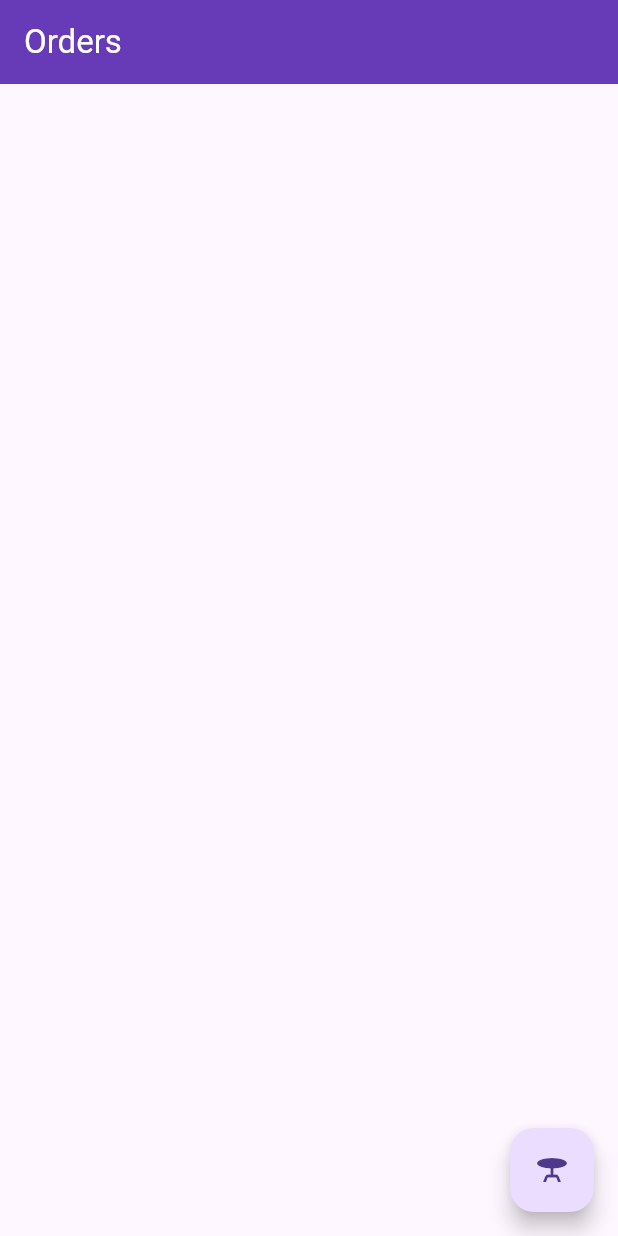
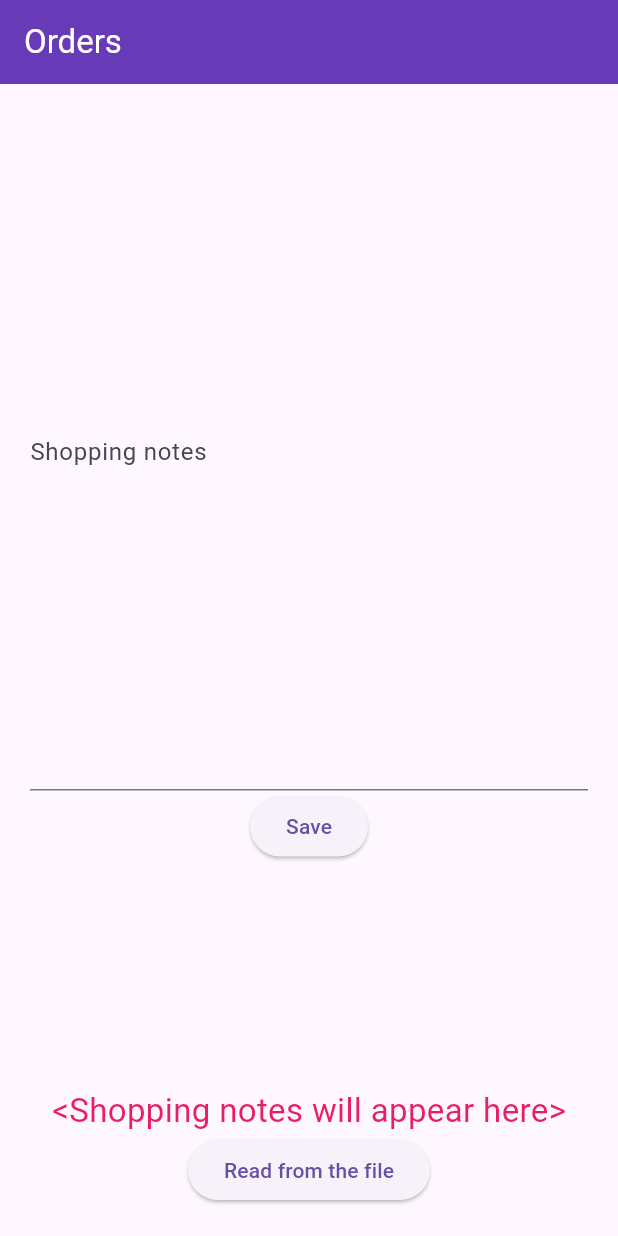
Before and after one commit to Dhannesh/app_persist, a Flutter app: the screen it shows after launch, on a phone screen of 412 x 824 dp. Run offline on Flutter 3.47's test engine with Material 3 defaults, Android fonts, the phone set to English and light mode, and no system bars; our stand-ins replace csv.

Commit message:
access files in the app doc

```diff
--- /dev/null
+++ b/lib/home_page.dart
@@ -0,0 +1,63 @@
+import 'package:app_persist/utils/file_util.dart';
+import 'package:flutter/material.dart';
+
+class HomePage extends StatefulWidget {
+  const HomePage({super.key});
+
+  @override
+  State<HomePage> createState() => _HomePageState();
+}
+
+class _HomePageState extends State<HomePage> {
+  String? _content;
+  final _textController = TextEditingController();
+  @override
+  Widget build(BuildContext context) {
+    return Scaffold(
+        appBar: AppBar(
+          title: const Text('Orders'),
+          backgroundColor: Colors.deepPurple,
+          foregroundColor: Colors.white,
+        ),
+    body: Padding(
+        padding: EdgeInsets.all(20),
+      child: Column(
+        children: [
+          Expanded(
+              child: TextField(
+                controller: _textController,
+                maxLines: null,
+                  expands: true,
+                decoration: InputDecoration(
+                  labelText: 'Shopping notes'
+                ),
+
+              )
+          ),
+          ElevatedButton(onPressed: (){
+            FileUtil.writeNote(_textController.text);
+            _textController.clear();
+          }, child: Text('Save')
+          ),
+          const SizedBox(
+            height: 150,
+          ),
+          Align(
+            alignment: Alignment.center,
+            child: Text(_content ?? '<Shopping notes will appear here>', style: TextStyle(fontSize: 22, color: Colors.pink),),
+          ),
+          ElevatedButton(
+              onPressed: () async {
+                _content = await FileUtil.readNote();
+                setState(() {
+                });
+              },
+              child: Text('Read from the file'))
+
+        ],
+      ),
+    )
+    );
+
+  }
+}
--- /dev/null
+++ b/lib/utils/file_util.dart
@@ -0,0 +1,38 @@
+import 'dart:io';
+import 'package:path/path.dart';
+import 'package:path_provider/path_provider.dart';
+
+class FileUtil {
+  static Future<String> _getShoppingNotesDirPath() async {
+    final Directory appDocsDir = await getApplicationDocumentsDirectory();
+    final String shoppingNotesDirPath = join(appDocsDir.path, 'shoppingnotes');
+
+    Directory shoppingNotesDir = Directory(shoppingNotesDirPath);
+
+    if (!shoppingNotesDir.existsSync()) {
+      shoppingNotesDir.createSync();
+    }
+
+    return shoppingNotesDirPath;
+  }
+
+  static Future<String> readNote() async {
+    final shoppingNotesDirPath = await _getShoppingNotesDirPath();
+
+    final shoppingNotePath = join(shoppingNotesDirPath, "notes.txt");
+    final notesFile = File(shoppingNotePath);
+
+    final contents = await notesFile.readAsString();
+
+    return contents;
+  }
+
+  static Future<void> writeNote(String fileContent) async {
+    final shoppingNotesDirPath = await _getShoppingNotesDirPath();
+
+    final shoppingNotePath = join(shoppingNotesDirPath, "notes.txt");
+    final notesFile = File(shoppingNotePath);
+
+    await notesFile.writeAsString(fileContent);
+  }
+}
--- a/pubspec.yaml
+++ b/pubspec.yaml
@@ -35,6 +35,8 @@ dependencies:
   # Use with the CupertinoIcons class for iOS style icons.
   cupertino_icons: ^1.0.8
   csv: ^6.0.0
+  path_provider: ^2.1.5
+  path: ^1.9.0
 
 dev_dependencies:
   flutter_test:
```
Also changed, not shown: lib/about_page.dart (added, +70 -0 lines), lib/main.dart (+2 -68 lines), img_1.png (added), pubspec.lock, 7 other files.
